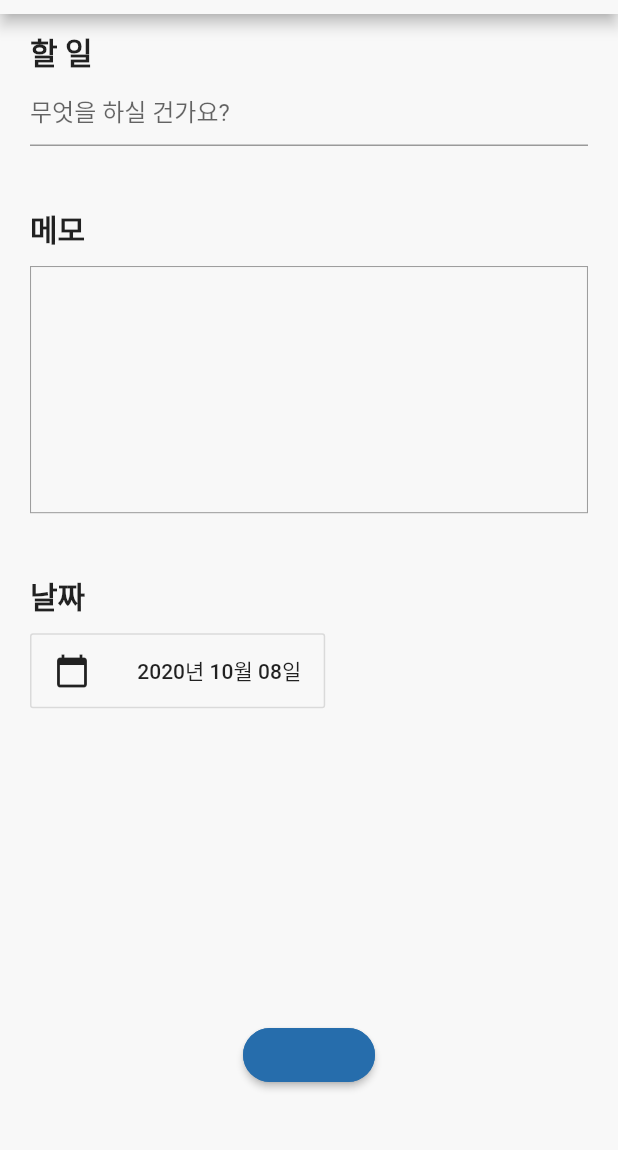
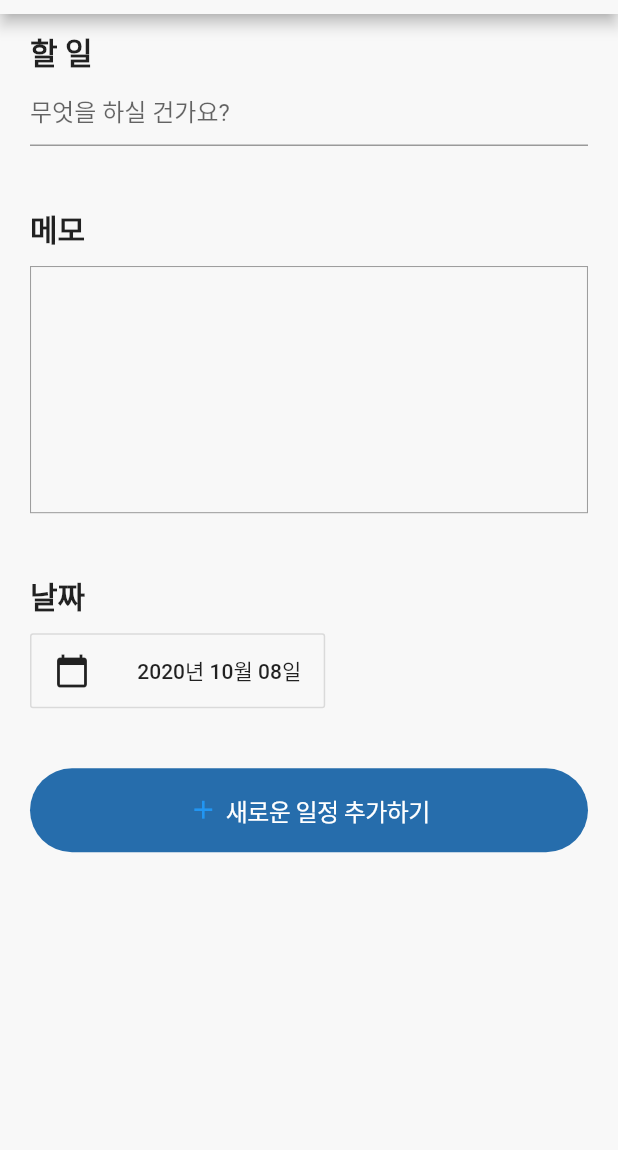
Before and after one commit to YunjiNam/flutter_todoList, a Flutter app: the TodoAdd screen opened directly, on a phone screen of 412 x 824 dp, the part 70-1220 px from its top. Run offline on Flutter 3.47's test engine with Material 2 defaults, Android fonts, the phone set to English and light mode, and no system bars; our stand-ins replace bloc, equatable, flutter_bloc, pull_to_refresh.

Commit message:
add: todolist add new todo

```diff
--- a/lib/blocs/todoBloc/todoList_event.dart
+++ b/lib/blocs/todoBloc/todoList_event.dart
@@ -23,3 +23,35 @@ class TodoListCheck extends TodoListEvent {
     return "TodoListCheck";
   }
 }
+
+class AddDateChanged extends TodoListEvent {
+  final String date;
+
+  AddDateChanged({@required this.date});
+
+  @override
+  String toString() {
+    // TODO: implement toString
+    return 'AddDateChanged {date : $date}';
+  }
+}
+
+class TodoAddPressed extends TodoListEvent {
+  final int id;
+  final String todo;
+  final String date;
+  final String desc;
+
+  TodoAddPressed({
+    @required this.id,
+    @required this.todo,
+    @required this.date,
+    @required this.desc,
+  });
+
+  @override
+  String toString() {
+    // TODO: implement toString
+    return 'TodoListCheck {id: $id, todo: $todo, date: $date, desc: $desc}';
+  }
+}
--- a/lib/blocs/todoBloc/todoList_state.dart
+++ b/lib/blocs/todoBloc/todoList_state.dart
@@ -1,11 +1,14 @@
 import 'package:flutter_todoList/models/todo_model.dart';
+import 'package:intl/intl.dart';
 import 'package:meta/meta.dart';
 
 class TodoState {
   final List<Todo> todoList;
+  final String date;
 
   TodoState({
     @required this.todoList,
+    @required this.date,
   });
 
   factory TodoState.empty() {
@@ -30,16 +33,27 @@ class TodoState {
             checked: false,
             desc: "아침에 은행가기"),
       ],
+      date: DateFormat('yyyy-MM-dd').format(DateTime.now()).toString(),
     );
   }
 
-  TodoState update({List<Todo> todoList}) {
+  TodoState update({
+    List<Todo> todoList,
+    String date,
+  }) {
     return copyWith(
       todoList: todoList,
+      date: date,
     );
   }
 
-  TodoState copyWith({List<Todo> todoList}) {
-    return TodoState(todoList: todoList ?? this.todoList);
+  TodoState copyWith({
+    List<Todo> todoList,
+    String date,
+  }) {
+    return TodoState(
+      todoList: todoList ?? this.todoList,
+      date: date ?? this.date,
+    );
   }
 }
--- a/lib/todo_add.dart
+++ b/lib/todo_add.dart
@@ -12,17 +12,21 @@ class TodoAdd extends StatefulWidget {
 }
 
 class _TodoAddState extends State<TodoAdd> {
+  // 앞에서 생성된 todo bloc 계속 사용
   TodoBloc _todoBloc;
 
+  // todo 의 제목을 위한 컨트롤러, 설명을 위한 컨트롤러 그리고 내가 지정한 날짜를 위한 컨트롤
   TextEditingController todo = TextEditingController();
   TextEditingController description = TextEditingController();
   String selectDate;
 
+  // 받아온 DateTime 을 특정 형태로 바꾸는 방법
   String formattedDate = DateFormat('yyyy년 MM월 dd일').format(DateTime.now());
 
   @override
   void initState() {
     super.initState();
+    // 앞에서 생성된 블럭 계속 사용
     _todoBloc = BlocProvider.of<TodoBloc>(context);
   }
 
@@ -39,7 +43,8 @@ class _TodoAddState extends State<TodoAdd> {
               centerTitle: true,
               title: Text('Todo Add'),
             ),
-            body: Container(
+            body: SingleChildScrollView(
+              child: Container(
                 padding: EdgeInsets.fromLTRB(20, 10, 20, 0),
                 child: Column(
                   crossAxisAlignment: CrossAxisAlignment.start,
@@ -65,6 +70,9 @@ class _TodoAddState extends State<TodoAdd> {
                             fontWeight: FontWeight.bold,
                           )),
                     ),
+                    //
+                    // TextField 에 기본적으로 있는 border를 없애고 Container로 감싸주어
+                    // richTextField 처럼 보이게 만들었다
                     Container(
                       height: MediaQuery.of(context).size.height * 0.2,
                       padding: EdgeInsets.fromLTRB(10, 5, 10, 5),
@@ -111,31 +119,76 @@ class _TodoAddState extends State<TodoAdd> {
                         ),
                       ),
                       onPressed: () {
-                      // _selectDate(context, state);
+                        _selectDate(context, state);
                       },
                     ),
                     SizedBox(
                       height: 40,
                     ),
-                  Expanded(
-                    child: Container(),
-                  ),
+                    // Expanded(
+                    //   child: Container(),
+                    // ),
                     Padding(
                       padding: const EdgeInsets.only(bottom: 50),
                       child: Center(
-                      child: RaisedButton(
-                        shape: RoundedRectangleBorder(
+                        child: CupertinoButton(
+                          // shape: RoundedRectangleBorder(
+                          //   borderRadius: new BorderRadius.circular(30.0),
+                          //   side: BorderSide(color: Color(0xFF266DAC)),
+                          // ),
+                          color: Color(0xFF266DAC),
                           borderRadius: new BorderRadius.circular(30.0),
-                          side: BorderSide(color: Color(0xFF266DAC)),
+                          onPressed: () {
+                            if (todo.text.isNotEmpty) {
+                              _todoBloc.add(TodoAddPressed(
+                                  id: 0,
+                                  todo: todo.text,
+                                  desc: description.text,
+                                  date: selectDate));
+                              Navigator.pop(context);
+                            } else {
+                              showDialog(
+                                  context: context,
+                                  builder: (BuildContext context) {
+                                    return AlertDialog(
+                                      title: Text(
+                                          '할 일 섹션을 반드시 채워 주세요!',
+                                        style: TextStyle(fontSize: 18),
                                       ),
-                        color: Color(0xFF266DAC),
+                                      //content: Text('Select button you want'),
+                                      actions: [
+                                        FlatButton(
+                                          child: Text('OK'),
                                           onPressed: () {
-
+                                            Navigator.pop(context, 'OK');
                                           },
+                                        ),
+                                      ],
+                                    );
+                                  });
+                            }
+                          },
+                          child: Center(
+                              child: Row(
+                                crossAxisAlignment: CrossAxisAlignment.center,
+                                mainAxisAlignment: MainAxisAlignment.center,
+                                children: [
+                                  Icon(Icons.add),
+                                  Padding(padding: EdgeInsets.only(left: 5)),
+                                  Text(
+                                    '새로운 일정 추가하기',
+                                    style: TextStyle(
+                                      color: Colors.white, fontSize: 16,
+                                    ),
+                                  )
+                                ],
+                              ),
+                          ),
                         ),
                       ),
                     ),
                   ],
+                ),
               ),
             ),
           );
@@ -143,4 +196,19 @@ class _TodoAddState extends State<TodoAdd> {
       ),
     );
   }
+
+  // 해당 메서드를 통하여 달력을 호출할 수가 있다.
+  // 그리고 선택된 값으로 state 를 업데이트 해주는 작업이 필요하게 된다.
+  Future<void> _selectDate(BuildContext context, TodoState state) async {
+    DateTime d = await showDatePicker(
+      context: context,
+      initialDate: DateTime.now(),
+      firstDate: DateTime(2020),
+      lastDate: DateTime(2050),
+    );
+
+    selectDate = DateFormat('yyyy-MM-dd').format(d);
+    _todoBloc.add(AddDateChanged(date: selectDate));
   }
+
+}
--- a/lib/todo_list.dart
+++ b/lib/todo_list.dart
@@ -28,6 +28,8 @@ class _TodoListState extends State<TodoList> {
 
   void _onRefresh() async {
     await Future.delayed(Duration(milliseconds: 1000));
+    _todoBloc = BlocProvider.of<TodoBloc>(context);
+    _todoBloc.add(TodoPageLoaded());
     _refreshController.refreshCompleted();
   }
 
@@ -207,6 +209,7 @@ class _TodoListState extends State<TodoList> {
               controller: _refreshController,
               onRefresh: _onRefresh,
               onLoading: _onLoading,
+              child: SingleChildScrollView(
                 child: Column(
                   children: [
                     Container(
@@ -231,6 +234,7 @@ class _TodoListState extends State<TodoList> {
                     )
                   ],
                 // ignore: missing_return
+                ),
               )));
         } else {
           return new Center(
```
Also changed, not shown: lib/blocs/todoBloc/todoList_bloc.dart (+19 -0 lines). Lines whose indentation alone changed are shown as unchanged.
